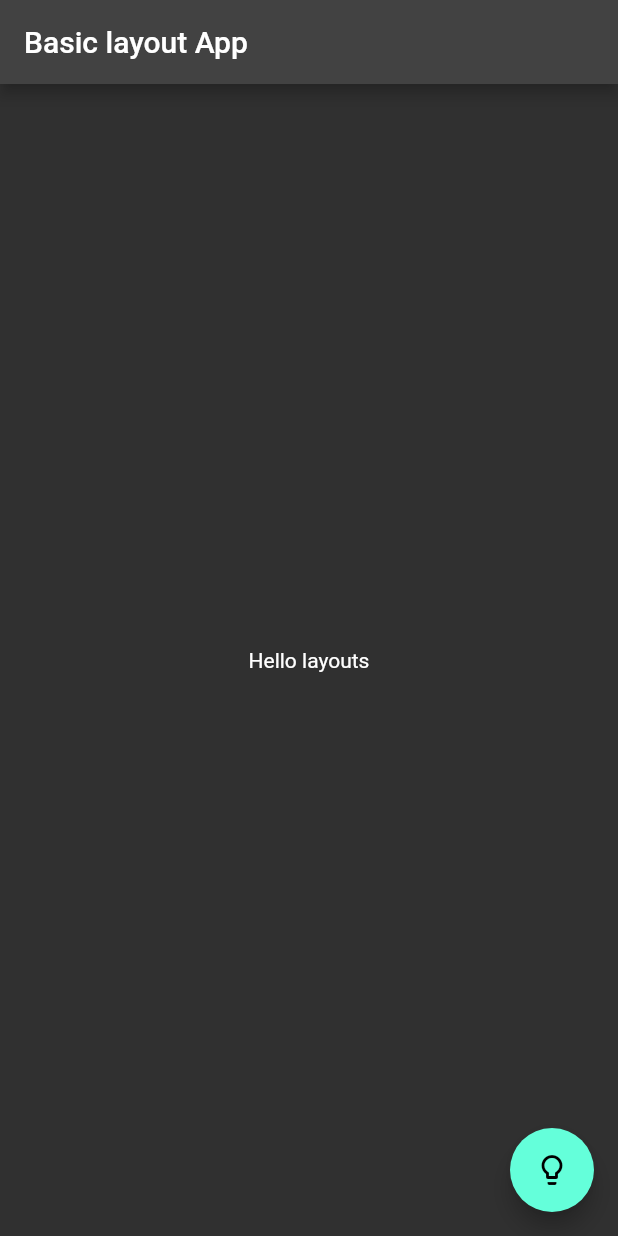
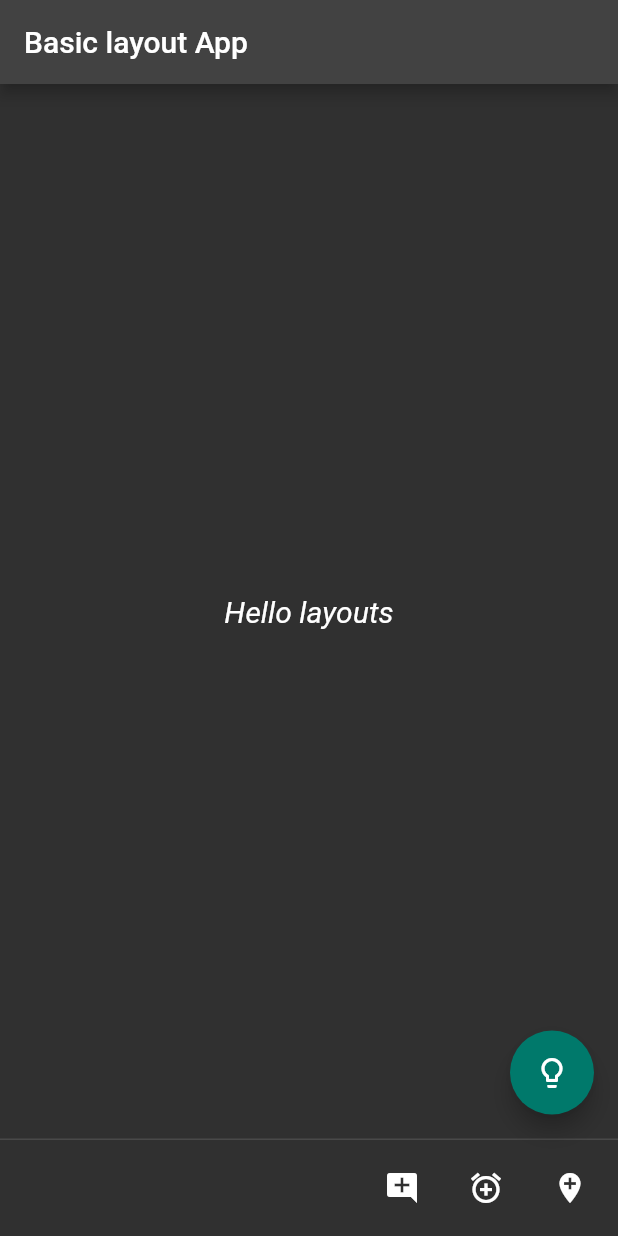
Before and after one commit to pankaj111298/basicProjects, a Flutter app: the screen it shows after launch, on a phone screen of 412 x 824 dp. Run offline on Flutter 3.47's test engine with Material 2 defaults, Android fonts, the light colour scheme and no system bars.

Commit message:
Updated folder structure and added Theme property

```diff
--- a/lib/main.dart
+++ b/lib/main.dart
@@ -10,8 +10,12 @@ class MyApp extends StatelessWidget {
   @override
   Widget build(BuildContext context) {
     return MaterialApp(
-      theme:
-          ThemeData(brightness: Brightness.dark, primaryColor: Colors.purple),
+      theme: ThemeData(
+          brightness: Brightness.dark,
+          primaryColor: Colors.purple,
+          accentColor: Colors.teal[700],
+          textTheme: TextTheme(
+              bodyText2: TextStyle(fontSize: 20, fontStyle: FontStyle.italic))),
       home: Scaffold(
         appBar: AppBar(
           title: Text('Basic layout App'),
@@ -25,6 +29,11 @@ class MyApp extends StatelessWidget {
             print("Button pressed");
           },
         ),
+        persistentFooterButtons: <Widget>[
+          IconButton(onPressed: () {}, icon: Icon(Icons.add_comment)),
+          IconButton(onPressed: () {}, icon: Icon(Icons.add_alarm)),
+          IconButton(onPressed: () {}, icon: Icon(Icons.add_location)),
+        ],
       ),
     );
   }
```
Also changed, not shown: lib/changingTheme/theme.dart (renamed from lib/theme.dart).
